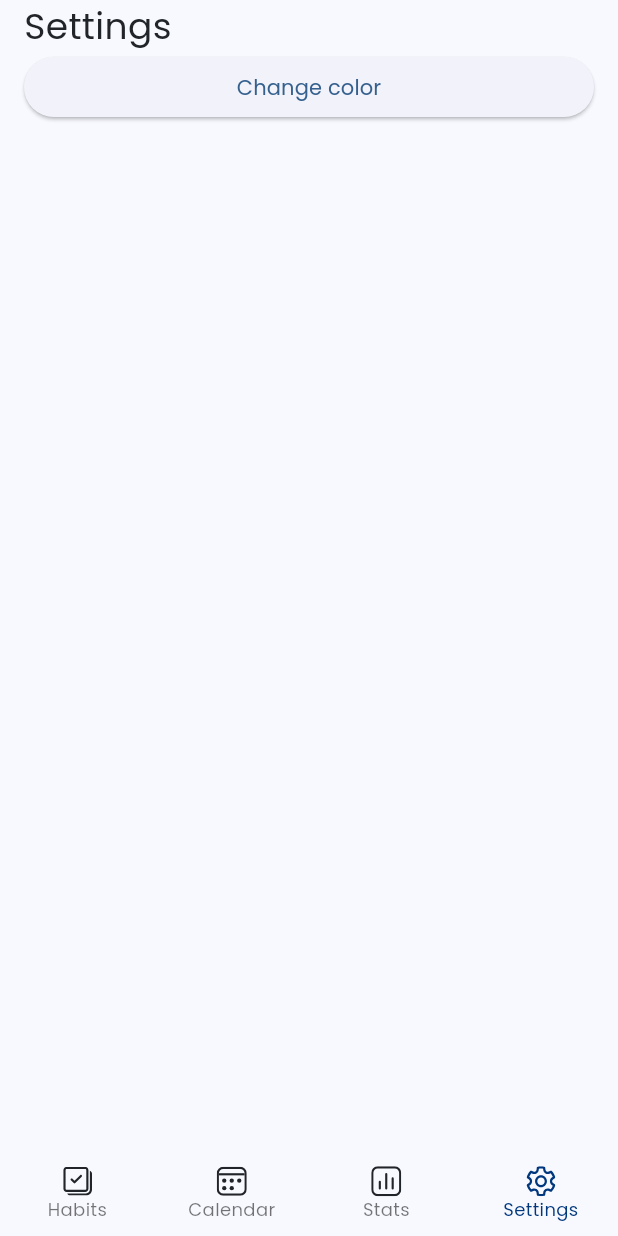
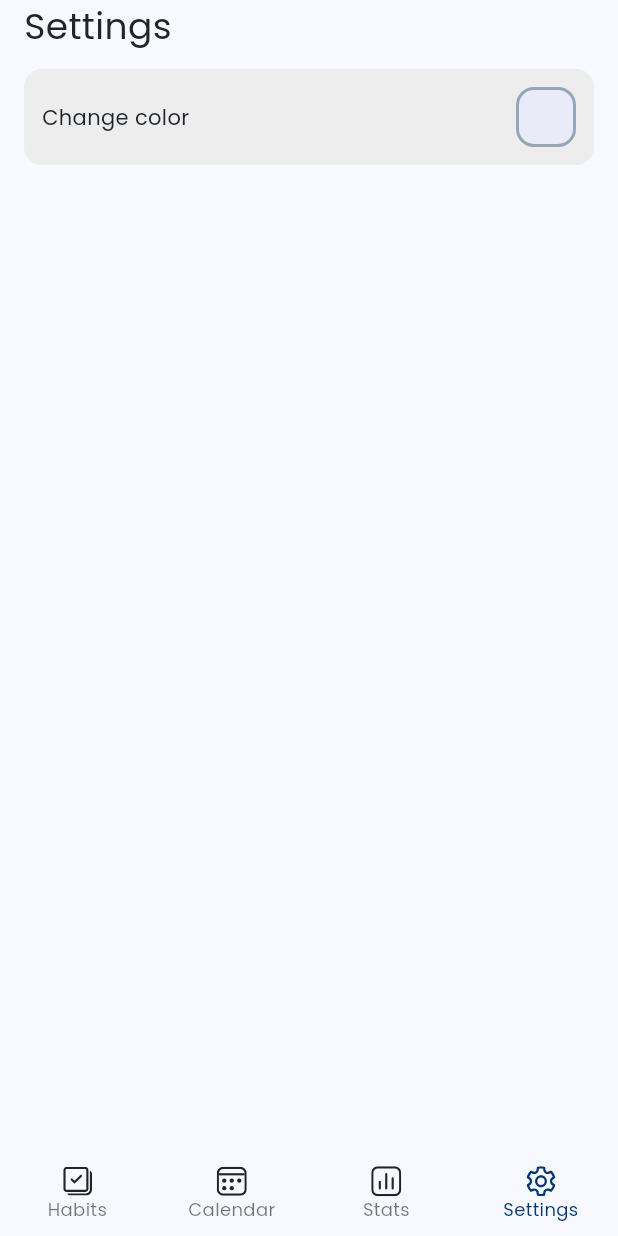
Before and after one commit to ashellz/habitt_v2, a Flutter app: the screen it shows after launch, item 4 of the bottom bar chosen, on a phone screen of 412 x 824 dp. Run offline on Flutter 3.47's test engine with Material 3 defaults, Android fonts, the phone set to English and light mode, and no system bars; our stand-ins replace flutter_spinbox, flutter_svg, tinycolor2; generated files the repository leaves out were written again.

Commit message:
minor fixes

```diff
--- a/lib/pages/main_pages/settings_page.dart
+++ b/lib/pages/main_pages/settings_page.dart
@@ -18,15 +18,42 @@ class SettingsPage extends StatelessWidget {
               "Settings",
               style: TextStyle(fontSize: 24, color: colorProvider.textColor),
             ),
-            ElevatedButton(
-              onPressed: () {
+            Padding(
+              padding: const EdgeInsets.only(top: 12.0),
+              child: Container(
+                padding: EdgeInsets.symmetric(horizontal: 12, vertical: 12),
+                decoration: BoxDecoration(
+                  borderRadius: BorderRadius.circular(12),
+                  color: colorProvider.standardColor,
+                ),
+                child: Row(
+                  mainAxisAlignment: MainAxisAlignment.spaceBetween,
+                  children: [
+                    Text("Change color"),
+                    GestureDetector(
+                      onTap: () {
                         if (colorProvider.colorSchemeString == "blue") {
                           colorProvider.changeColorScheme("green");
                         } else {
                           colorProvider.changeColorScheme("blue");
                         }
                       },
-              child: Text("Change color"),
+                      child: Container(
+                        height: 40,
+                        width: 40,
+                        decoration: BoxDecoration(
+                          borderRadius: BorderRadius.circular(12),
+                          color: colorProvider.colorScheme.standardColor,
+                          border: Border.all(
+                            color: colorProvider.colorScheme.strokeColor,
+                            width: 2,
+                          ),
+                        ),
+                      ),
+                    ),
+                  ],
+                ),
+              ),
             ),
           ],
         ),
--- a/lib/util/get_category_length.dart
+++ b/lib/util/get_category_length.dart
@@ -18,8 +18,9 @@ int getCategoryLength(Category category, BuildContext context) {
 int getCompletedHabits(Category category, BuildContext context) {
   final habitProvider = context.watch<HabitProvider>();
   if (habitProvider.habits.isEmpty) return 0;
+
   if (category.id == 0) {
-    return habitProvider.habits.length;
+    return habitProvider.habits.where((h) => h.completed).length;
   }
 
   final int categoryHabits =
@@ -32,8 +33,9 @@ int getCompletedHabits(Category category, BuildContext context) {
 int getNotCompletedHabits(Category category, BuildContext context) {
   final habitProvider = context.watch<HabitProvider>();
   if (habitProvider.habits.isEmpty) return 0;
+
   if (category.id == 0) {
-    return habitProvider.habits.length;
+    return habitProvider.habits.where((h) => !h.completed).length;
   }
 
   final int categoryHabits =
```
Also changed, not shown: lib/pages/main_pages/habits_page.dart (+6 -4 lines), lib/widgets/habits_page/habits_completed/habit_status_text.dart (+16 -0 lines). Lines whose indentation alone changed are shown as unchanged.
